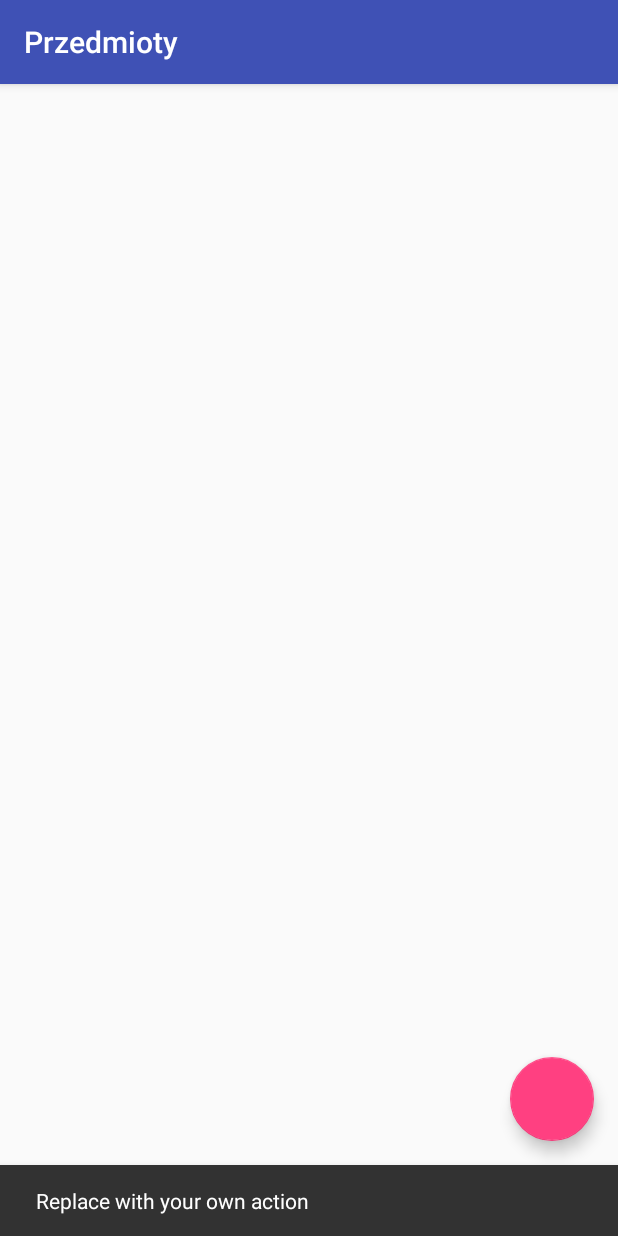
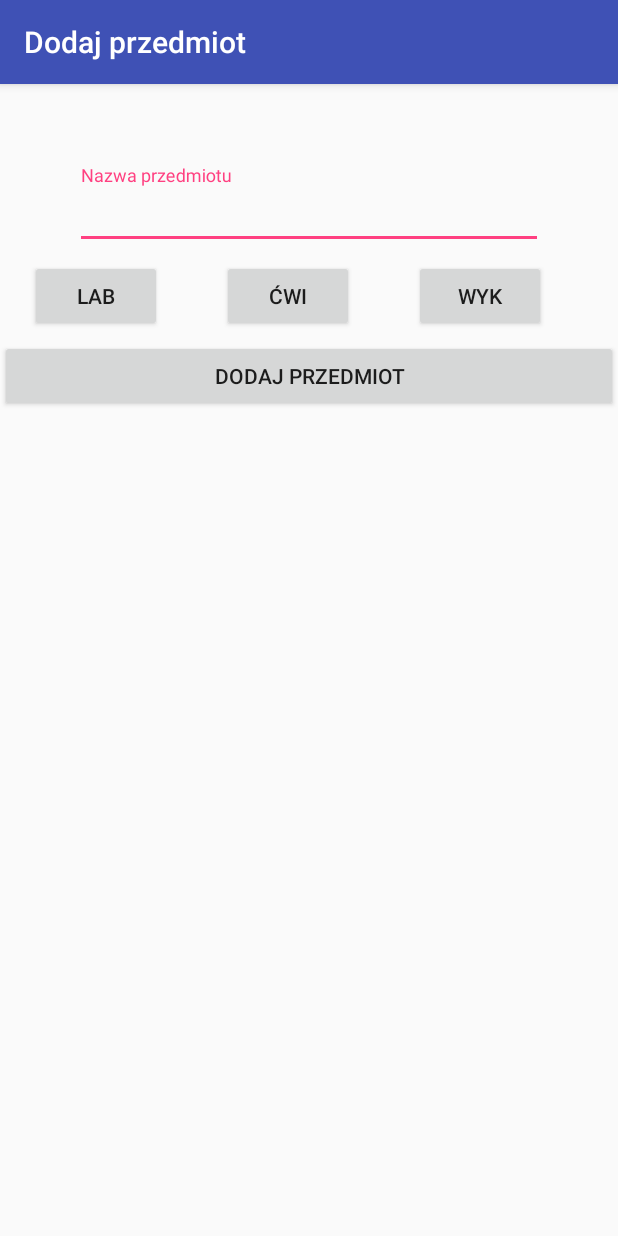
Before and after one commit to Fejcvk/StudiesManager, an Android app: the SubjectsActivity screen opened directly, with no data from a screen before it, after a tap on an icon or button, on a phone screen of 412 x 824 dp. Run offline under Robolectric (Android 15) with nearby library versions, the phone set to English and light mode, and no system bars; 1 statement that could not run was skipped.

Commit message:
clean up

```diff
--- a/app/src/main/java/com/example/tomasz/studiesmenager/SubjectsListCardView/SubjectsActivity.java
+++ b/app/src/main/java/com/example/tomasz/studiesmenager/SubjectsListCardView/SubjectsActivity.java
@@ -3,7 +3,6 @@ package com.example.tomasz.studiesmenager.SubjectsListCardView;
 import android.content.Intent;
 import android.os.Bundle;
 import android.support.design.widget.FloatingActionButton;
-import android.support.design.widget.Snackbar;
 import android.support.v7.app.AppCompatActivity;
 import android.support.v7.widget.LinearLayoutManager;
 import android.support.v7.widget.RecyclerView;
@@ -12,6 +11,7 @@ import android.view.View;
 
 import com.example.tomasz.studiesmenager.Model.Subject;
 import com.example.tomasz.studiesmenager.R;
+import com.example.tomasz.studiesmenager.addView.addViewActivity;
 
 import java.util.List;
 
@@ -32,8 +32,7 @@ public class SubjectsActivity extends AppCompatActivity {
         fab.setOnClickListener(new View.OnClickListener() {
             @Override
             public void onClick(View view) {
-                Snackbar.make(view, "Replace with your own action", Snackbar.LENGTH_LONG)
-                        .setAction("Action", null).show();
+                addActivity(view);
             }
         });
 
@@ -66,4 +65,8 @@ public class SubjectsActivity extends AppCompatActivity {
         return results;
     }
 
+    public void addActivity(View view) {
+        Intent intent = new Intent(this, addViewActivity.class);
+        startActivity(intent);
+    }
 }
--- a/app/src/main/java/com/example/tomasz/studiesmenager/addView/addViewActivity.java
+++ b/app/src/main/java/com/example/tomasz/studiesmenager/addView/addViewActivity.java
@@ -122,19 +122,14 @@ public class addViewActivity extends AppCompatActivity {
         Class lab;
         Class tut;
         Class lec;
-        int totalScore = 0;
         EditText editText = (EditText) findViewById(R.id.subject_name);
         subject.Name = editText.getText().toString();
         subject.save();
-        final Button labButton = (Button) findViewById(R.id.labButtonId);
-        final Button tutButton = (Button) findViewById(R.id.tutButtonId);
-        final Button lecButton = (Button) findViewById(R.id.lecButtonId);
 
         if(labPressed) {
             lab = new Class();
             lab.Type = Lab;
             final EditText hScore = (EditText) findViewById(R.id.maxScoreLab);
-            totalScore += Integer.parseInt(hScore.getText().toString());
             lab.MaxScore = Integer.parseInt(hScore.getText().toString());
             final EditText pScore = (EditText) findViewById(R.id.passScoreLab);
             lab.MinPassScore = Integer.parseInt((pScore.getText().toString()));
@@ -172,7 +167,6 @@ public class addViewActivity extends AppCompatActivity {
             tut = new Class();
             tut.Type = Class;
             final EditText hScore = (EditText)findViewById(R.id.maxScoreTut);
-            totalScore += Integer.parseInt(hScore.getText().toString());
             tut.MaxScore = Integer.parseInt(hScore.getText().toString());
             final EditText pScore = (EditText)findViewById(R.id.passScoreTut);
             tut.MinPassScore = Integer.parseInt((pScore.getText().toString()));
--- a/app/src/main/res/layout/activity_subjects.xml
+++ b/app/src/main/res/layout/activity_subjects.xml
@@ -20,6 +20,13 @@
 
     </android.support.design.widget.AppBarLayout>
 
+    <android.support.design.widget.FloatingActionButton
+        android:id="@+id/addSubject"
+        android:layout_width="wrap_content"
+        android:layout_height="wrap_content"
+        android:layout_gravity="bottom|end"
+        android:layout_margin="@dimen/fab_margin" />
+
     <android.support.v7.widget.RecyclerView
         android:id="@+id/subject_recycler_view"
         android:layout_width="match_parent"
@@ -28,11 +35,4 @@
         android:clipToPadding="false"
         android:scrollbars="vertical" />
 
-    <android.support.design.widget.FloatingActionButton
-        android:id="@+id/addSubject"
-        android:layout_width="wrap_content"
-        android:layout_height="wrap_content"
-        android:layout_gravity="bottom|end"
-        android:layout_margin="@dimen/fab_margin" />
-
 </android.support.design.widget.CoordinatorLayout>
```
